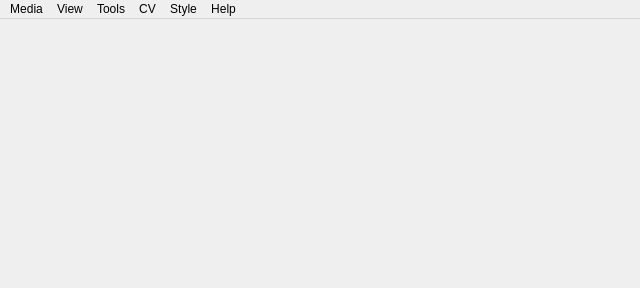
First picture: the form in src/mainwindow.ui, repository StevenHuang2020/VideoPlayer, before the edit.
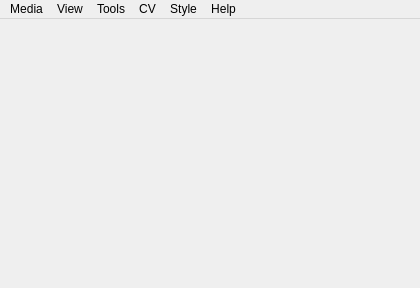
Second picture: the form after the edit.

Commit message: Update playback window resizing

The edit to the form file:
```diff
--- a/src/mainwindow.ui
+++ b/src/mainwindow.ui
@@ -12,7 +12,7 @@
    <rect>
     <x>0</x>
     <y>0</y>
-    <width>640</width>
+    <width>420</width>
     <height>288</height>
    </rect>
   </property>
@@ -24,7 +24,7 @@
   </property>
   <property name="minimumSize">
    <size>
-    <width>640</width>
+    <width>420</width>
     <height>288</height>
    </size>
   </property>
@@ -73,7 +73,7 @@
     <rect>
      <x>0</x>
      <y>0</y>
-     <width>640</width>
+     <width>420</width>
      <height>21</height>
     </rect>
    </property>
```
The commit also changes 7 other files.
